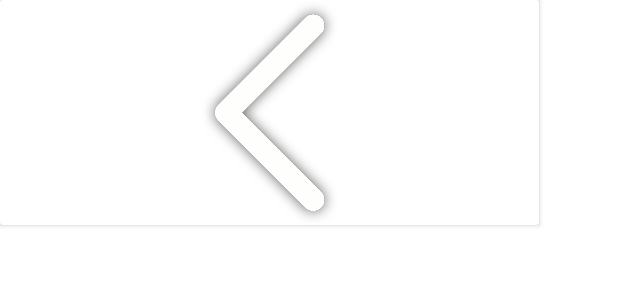
After one commit to CMPUT301W23T42/QRHunter, an Android app: the layout image_display_card.xml on its own in the app's theme, with its tools: preview values and no code run, on a phone screen of 412 x 824 dp. The commit adds this screen. Shown: the top 300 px of the screen. Run offline under Robolectric (Android 15) with nearby library versions, the phone set to English and light mode, and no system bars.

Commit message:
display image in the capture page

```diff
--- a/app/build.gradle
+++ b/app/build.gradle
@@ -80,5 +80,4 @@ dependencies {
     // Add the dependency for the Cloud Storage library
     // When using the BoM, you don't specify versions in Firebase library dependencies
     implementation 'com.google.firebase:firebase-storage'
-
 }
--- /dev/null
+++ b/app/src/main/res/layout/image_display_card.xml
@@ -0,0 +1,20 @@
+<?xml version="1.0" encoding="utf-8"?>
+<androidx.cardview.widget.CardView xmlns:android="http://schemas.android.com/apk/res/android"
+    android:layout_width="wrap_content"
+    android:layout_height="150dp">
+
+    <RelativeLayout
+        android:layout_width="match_parent"
+        android:layout_height="wrap_content">
+
+        <ImageView
+            android:id="@+id/image_taken"
+            android:layout_width="wrap_content"
+            android:layout_height="150dp"
+            android:scaleType="fitCenter"
+            android:src="@drawable/return_arrow" />
+
+    </RelativeLayout>
+
+
+</androidx.cardview.widget.CardView>
```
Also changed, not shown: app/src/main/java/com/example/qrhunter/ImageDisplayAdapter.java (added, +52 -0 lines), app/src/main/java/com/example/qrhunter/QrCodeOnAddDialog.java (+10 -0 lines), app/src/main/res/layout/add_qr_dialog.xml (+10 -4 lines).
